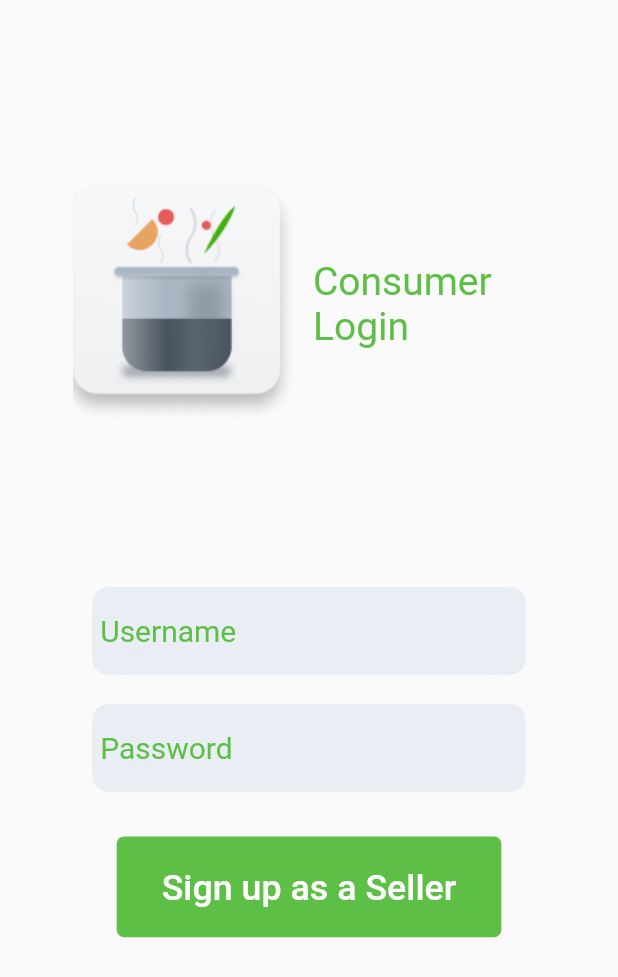
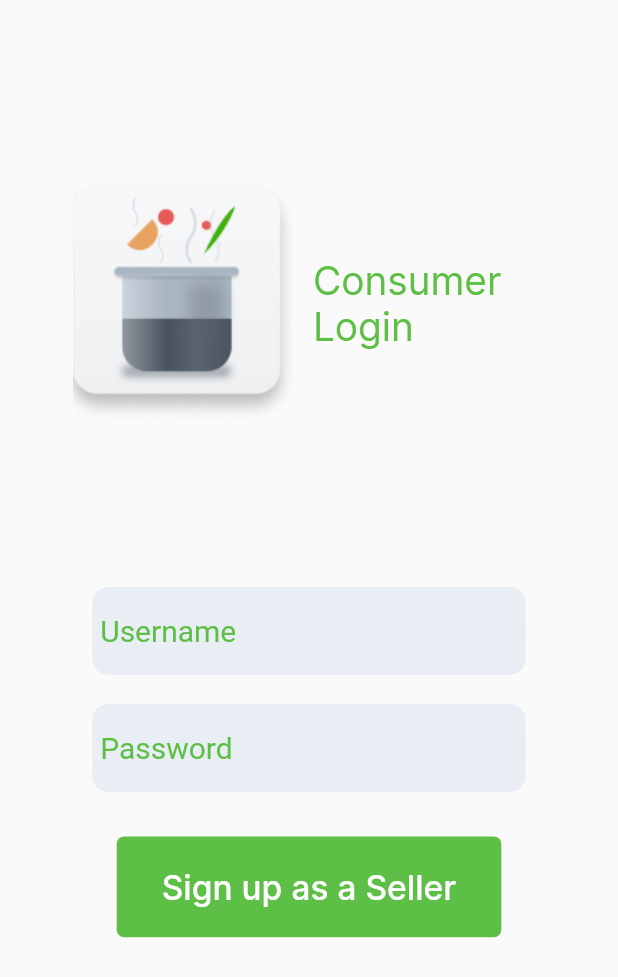
Before and after one commit to FlutterKerala/Sambhar, a Flutter app: the screen it shows after launch, on a phone screen of 412 x 824 dp. Shown: the top 977 px of the screen. Run offline on Flutter 3.47's test engine with Material 2 defaults, Android fonts, the phone set to English and light mode, and no system bars.

Commit message:
Add Fonts

```diff
--- a/lib/main.dart
+++ b/lib/main.dart
@@ -1,6 +1,7 @@
 import 'package:flutter/material.dart';
 import 'package:sambharapp/screens/customer_login_screens.dart';
 import './themes/main_themes.dart';
+
 void main() => runApp(MyApp());
 
 class MyApp extends StatelessWidget {
@@ -12,6 +13,4 @@ class MyApp extends StatelessWidget {
       home: CustomerLoginScreens(),
     );
   }
-
-
 }
--- a/lib/themes/main_themes.dart
+++ b/lib/themes/main_themes.dart
@@ -1,9 +1,18 @@
- import 'package:flutter/material.dart';
+import 'package:flutter/material.dart';
 
- ThemeData mainThemes() {
-    return ThemeData(
+ThemeData mainThemes() {
+  return ThemeData(
       primaryColor: Colors.white,
-      accentColor: Color.fromRGBO(94, 191, 70, 1),
+      accentColor: Color(0xFF5EBF46),
       cursorColor: Colors.white,
-    );
-  }
+      textTheme: TextTheme(
+          subtitle: fontFamily(FontWeight.w400),
+          body2: fontFamily(FontWeight.w400),
+          button: fontFamily(FontWeight.w500),
+          headline: fontFamily(FontWeight.w600),
+          body1: fontFamily(FontWeight.w400),
+          title: fontFamily(FontWeight.w700)));
+}
+
+TextStyle fontFamily(FontWeight fontWeight) =>
+    TextStyle(fontFamily: "Inter", fontWeight: fontWeight);
```
Also changed, not shown: pubspec.yaml (+14 -12 lines), fonts/Inter-Black.ttf (added), fonts/Inter-Bold.ttf (added), fonts/Inter-ExtraBold.ttf (added), fonts/Inter-ExtraLight.ttf (added), fonts/Inter-Light.ttf (added), fonts/Inter-Medium.ttf (added), fonts/Inter-Regular.ttf (added), fonts/Inter-SemiBold.ttf (added), fonts/Inter-Thin.ttf (added).
